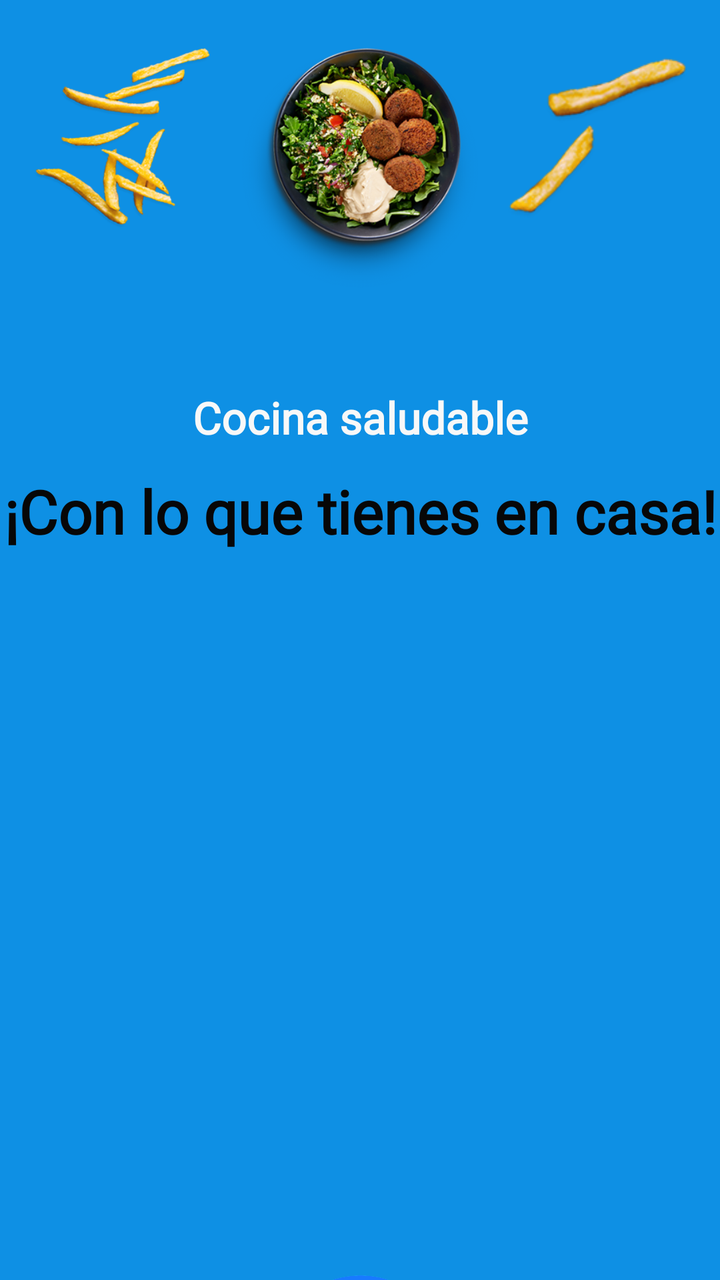
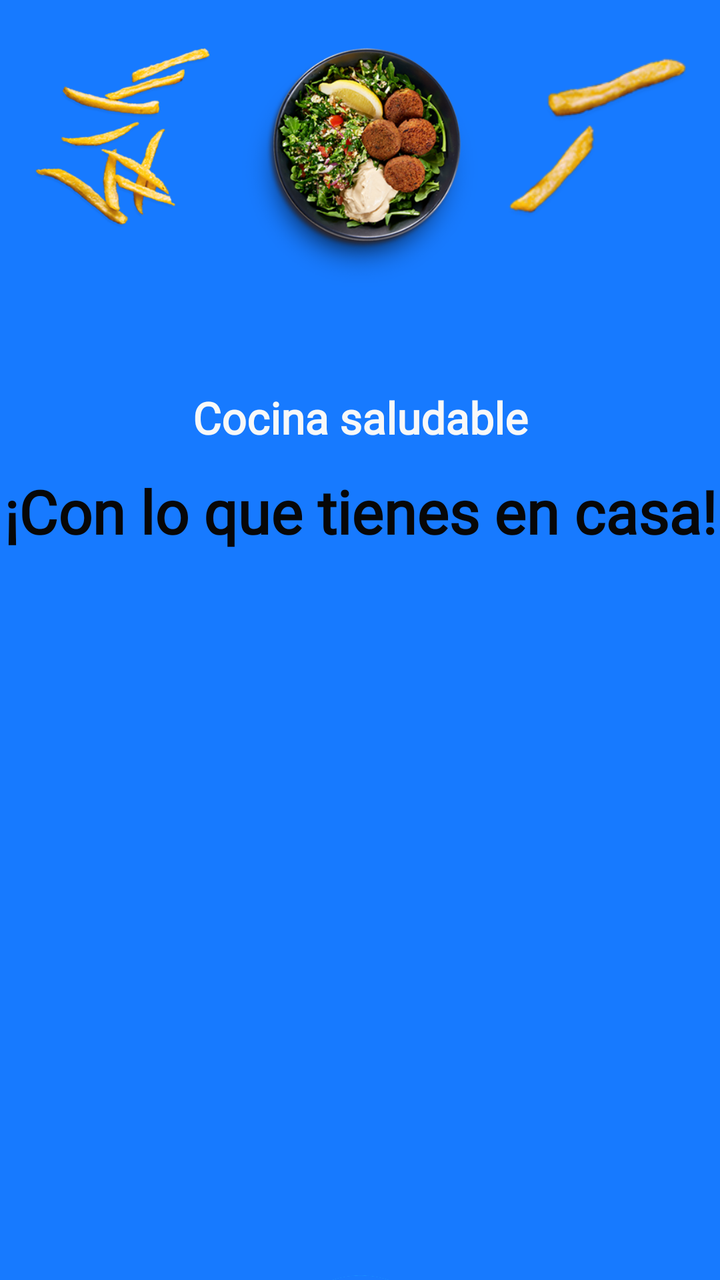

Before-and-after screenshots of an Android layout around one commit, followed by the original layout XML and the change that was made.
<!-- AndroidManifest.xml: application theme Theme.Gourmeet2 -->
<!-- res/layout/activity_login.xml -->
<androidx.coordinatorlayout.widget.CoordinatorLayout
    xmlns:android="http://schemas.android.com/apk/res/android"
    xmlns:app="http://schemas.android.com/apk/res-auto"
    xmlns:tools="http://schemas.android.com/tools"
    android:layout_width="match_parent"
    android:layout_height="match_parent"
    android:background="#0E90E4"
    android:clipChildren="false"
    android:clipToPadding="false"
    >
    
    <androidx.constraintlayout.widget.ConstraintLayout
        android:layout_width="match_parent"
        android:layout_height="match_parent">
        
        <ImageView
            android:id="@+id/imgTopLeft"
            android:layout_width="90dp"
            android:layout_height="90dp"
            android:src="@drawable/ic_platillo_2"
            android:layout_marginTop="24dp"
            android:layout_marginStart="16dp"
            app:layout_constraintTop_toTopOf="parent"
            app:layout_constraintStart_toStartOf="parent"/>
        <ImageView
            android:id="@+id/imgTopRight"
            android:layout_width="90dp"
            android:layout_height="90dp"
            android:src="@drawable/ic_platillo_3"
            android:layout_marginTop="24dp"
            android:layout_marginEnd="16dp"
            app:layout_constraintTop_toTopOf="parent"
            app:layout_constraintEnd_toEndOf="parent"/>
        <ImageView
            android:id="@+id/imgFondo"
            android:layout_width="120dp"
            android:layout_height="120dp"
            android:src="@drawable/ic_platillo_1"
            android:layout_marginTop="24dp"
            android:textSize="30sp"
            app:layout_constraintTop_toTopOf="parent"
            app:layout_constraintStart_toStartOf="parent"
            app:layout_constraintEnd_toEndOf="parent"/>
        
        <TextView
            android:id="@+id/txtBienvenido"
            android:layout_width="wrap_content"
            android:layout_height="wrap_content"
            android:text="Cocina saludable"
            android:textColor="#F8F8F8"
            android:textSize="22sp"
            android:textStyle="bold"
            android:layout_gravity="center_horizontal"
            android:layout_marginTop="50dp"
            android:fontFamily="@font/caviardreams"
            app:layout_constraintTop_toBottomOf="@id/imgFondo"
            app:layout_constraintStart_toStartOf="parent"
            app:layout_constraintEnd_toEndOf="parent"
            />
        <TextView
            android:id="@+id/txtSubtitulo"
            android:layout_width="wrap_content"
            android:layout_height="wrap_content"
            android:text="¡Con lo que tienes en casa!"
            android:layout_gravity="center_horizontal"
            android:textColor="#070707"
            android:textSize="30sp"
            android:textStyle="bold"
            android:layout_marginTop="12dp"
            android:fontFamily="@font/caviardreams"
            app:layout_constraintTop_toBottomOf="@id/txtBienvenido"
            app:layout_constraintStart_toStartOf="parent"
            app:layout_constraintEnd_toEndOf="parent"/>
    </androidx.constraintlayout.widget.ConstraintLayout>
    <LinearLayout
        android:id="@+id/bottomSheet"
        android:layout_width="match_parent"
        android:layout_height="670dp"
        android:layout_marginTop="40dp"
        android:orientation="vertical"
        android:background="@drawable/bg_card"
        android:clipChildren="false"
        android:clipToPadding="false"
        app:layout_behavior="com.google.android.material.bottomsheet.BottomSheetBehavior"
        app:behavior_peekHeight="0dp"
        app:behavior_hideable="false">
        
        <LinearLayout
            android:id="@+id/sheetContent"
            android:layout_width="match_parent"
            android:layout_height="match_parent"
            android:orientation="vertical"
            >
            
            <ImageView
                android:id="@+id/imgTopSheet"
                android:layout_width="120dp"
                android:layout_height="120dp"
                android:src="@drawable/ic_logo_circular"
                android:scaleType="fitCenter"
                android:elevation="10dp"
                android:translationZ="12dp"
                android:layout_marginTop="-60dp"
                android:layout_gravity="center_horizontal|top" />
            
            <TextView
                android:id="@+id/txtTituloSheet"
                android:layout_width="wrap_content"
                android:layout_height="wrap_content"
                android:text="Bienvenido"
                android:fontFamily="@font/caviardreams"
                android:layout_gravity="center_horizontal"
                android:textSize="30sp"
                android:textStyle="bold"
                android:layout_marginBottom="5dp" />
            
            <com.google.android.material.textfield.TextInputLayout
                android:layout_width="202dp"
                android:layout_height="76dp"
                android:hint="Usuario o correo"
                android:fontFamily="@font/caviardreams"
                android:layout_gravity="center_horizontal"
                app:boxStrokeColor="#0E90E4"
                app:boxStrokeWidthFocused="2dp"
                app:hintTextColor="#0E90E4"
                app:boxCornerRadiusTopStart="20dp"
                app:boxCornerRadiusTopEnd="20dp"
                app:boxCornerRadiusBottomStart="20dp"
                app:boxCornerRadiusBottomEnd="20dp"
                android:layout_marginBottom="5dp" >
                <com.google.android.material.textfield.TextInputEditText
                    android:id="@+id/editUsuario"
                    android:layout_width="200dp"
                    android:layout_height="50dp"
                    android:inputType="textEmailAddress"/>
            </com.google.android.material.textfield.TextInputLayout>
            
            <com.google.android.material.textfield.TextInputLayout
                android:layout_width="200dp"
                android:layout_height="wrap_content"
                android:hint="Contraseña"
                android:fontFamily="@font/caviardreams"
                android:layout_gravity="center_horizontal"
                app:boxStrokeColor="#0E90E4"
                app:boxStrokeWidthFocused="2dp"
                app:hintTextColor="#0E90E4"
                app:endIconMode="password_toggle"
                app:boxCornerRadiusTopStart="20dp"
                app:boxCornerRadiusTopEnd="20dp"
                app:boxCornerRadiusBottomStart="20dp"
                app:boxCornerRadiusBottomEnd="20dp"
                style="@style/Widget.MaterialComponents.TextInputLayout.OutlinedBox">
                <com.google.android.material.textfield.TextInputEditText
                    android:id="@+id/editPassword"
                    android:layout_width="match_parent"
                    android:layout_height="wrap_content"
                    android:inputType="textPassword"/>
            </com.google.android.material.textfield.TextInputLayout>
            
            <Button
                android:id="@+id/btnLogin"
                android:text="Acceder"
                android:fontFamily="@font/caviardreams"
                android:textColor="#FFFFFF"
                android:layout_gravity="center_horizontal"
                android:backgroundTint="#0E90E4"
                android:layout_marginTop="16dp"
                android:layout_width="200dp"
                android:layout_height="50dp" />
            
            <LinearLayout
                android:layout_width="match_parent"
                android:layout_height="wrap_content"
                android:layout_marginTop="16dp"
                android:orientation="horizontal"
                android:gravity="center">
                <ImageView
                    android:id="@+id/iconFacebook"
                    android:layout_width="40dp"
                    android:layout_height="40dp"
                    android:layout_margin="12dp"
                    android:src="@drawable/ic_facebook" />
                <ImageView
                    android:id="@+id/iconGmail"
                    android:layout_width="40dp"
                    android:layout_height="40dp"
                    android:layout_margin="12dp"
                    android:src="@drawable/ic_gmail" />
                <ImageView
                    android:id="@+id/iconTiktok"
                    android:layout_width="40dp"
                    android:layout_height="40dp"
                    android:layout_margin="12dp"
                    android:src="@drawable/ic_tiktok" />
            </LinearLayout>
            
            <Button
                android:id="@+id/btnRegistrar"
                android:text="Crea tú cuenta"
                android:fontFamily="@font/caviardreams"
                android:textColor="#FFFFFF"
                android:layout_gravity="center_horizontal"
                android:backgroundTint="#0E90E4"
                android:layout_marginTop="16dp"
                android:layout_width="200dp"
                android:layout_height="50dp" />
            <Button
                android:id="@+id/btnsin_cuenta"
                android:text="Continuar sin cuenta"
                android:fontFamily="@font/caviardreams"
                android:textColor="#FFFFFF"
                android:layout_gravity="center_horizontal"
                android:backgroundTint="#0E90E4"
                android:layout_marginTop="16dp"
                android:layout_width="200dp"
                android:layout_height="50dp" />
            
            <LinearLayout
                android:layout_width="match_parent"
                android:layout_height="wrap_content"
                android:layout_marginTop="16dp"
                android:orientation="horizontal"
                android:gravity="center">
                <ImageView
                    android:id="@+id/ic_fondo2"
                    android:layout_width="200dp"
                    android:layout_height="100dp"
                    android:layout_margin="11dp"
                    android:src="@drawable/logocompleto" />
            </LinearLayout>
        </LinearLayout>
    </LinearLayout>
</androidx.coordinatorlayout.widget.CoordinatorLayout>
<!-- resources referenced by this layout -->
<resources>
  <!-- drawable bg_card (drawable) -->
  <shape xmlns:android="http://schemas.android.com/apk/res/android">
      <solid android:color="#F7F9F8"/>
      <corners android:radius="28dp"/>
  </shape>
  <!-- drawable ic_facebook: png bitmap (drawable, 16039 bytes) -->
  <!-- drawable ic_gmail: png bitmap (drawable, 12142 bytes) -->
  <!-- drawable ic_logo_circular: png bitmap (drawable, 278596 bytes) -->
  <!-- drawable ic_platillo_1: png bitmap (drawable, 139832 bytes) -->
  <!-- drawable ic_platillo_2: png bitmap (drawable, 51828 bytes) -->
  <!-- drawable ic_platillo_3: png bitmap (drawable, 13741 bytes) -->
  <!-- drawable ic_tiktok: png bitmap (drawable, 14180 bytes) -->
  <!-- drawable logocompleto: png bitmap (drawable, 22616 bytes) -->
  <style name="Theme.Gourmeet2" parent="Theme.MaterialComponents.DayNight.DarkActionBar">
          
          <item name="colorPrimary">@color/bottom_nav_color</item>
          <item name="colorPrimaryVariant">@color/bottom_nav_color</item>
          <item name="colorOnPrimary">@color/white</item>
          
          <item name="colorSecondary">@color/teal_200</item>
          <item name="colorSecondaryVariant">@color/teal_700</item>
          <item name="colorOnSecondary">@color/black</item>
          
          <item name="android:statusBarColor">@color/bottom_nav_color</item>
          
      </style>
  <color name="white">#FFFFFFFF</color>
  <color name="teal_200">#FF03DAC5</color>
  <color name="teal_700">#FF018786</color>
  <color name="black">#FF000000</color>
</resources>

<!-- the commit's change to res/layout/activity_login.xml (unified diff, before → after) -->
@@ -4,7 +4,7 @@
     xmlns:tools="http://schemas.android.com/tools"
     android:layout_width="match_parent"
     android:layout_height="match_parent"
-    android:background="#0E90E4"
+    android:background="@color/azulgourmeet"
     android:clipChildren="false"
     android:clipToPadding="false"
     >
@@ -163,7 +163,7 @@
                 android:fontFamily="@font/caviardreams"
                 android:textColor="#FFFFFF"
                 android:layout_gravity="center_horizontal"
-                android:backgroundTint="#0E90E4"
+                android:backgroundTint="@color/azulgourmeet"
                 android:layout_marginTop="16dp"
                 android:layout_width="200dp"
                 android:layout_height="50dp" />
@@ -200,7 +200,7 @@
                 android:fontFamily="@font/caviardreams"
                 android:textColor="#FFFFFF"
                 android:layout_gravity="center_horizontal"
-                android:backgroundTint="#0E90E4"
+                android:backgroundTint="@color/azulgourmeet"
                 android:layout_marginTop="16dp"
                 android:layout_width="200dp"
                 android:layout_height="50dp" />
@@ -210,7 +210,7 @@
                 android:fontFamily="@font/caviardreams"
                 android:textColor="#FFFFFF"
                 android:layout_gravity="center_horizontal"
-                android:backgroundTint="#0E90E4"
+                android:backgroundTint="@color/azulgourmeet"
                 android:layout_marginTop="16dp"
                 android:layout_width="200dp"
                 android:layout_height="50dp" />
<!-- resource entries referenced after the edit -->
@@ -1,5 +1,6 @@
 <!-- resources referenced by this layout -->
 <resources>
+  <color name="azulgourmeet">#177AFF</color>
   <!-- drawable bg_card (drawable) -->
   <shape xmlns:android="http://schemas.android.com/apk/res/android">
       <solid android:color="#F7F9F8"/>
